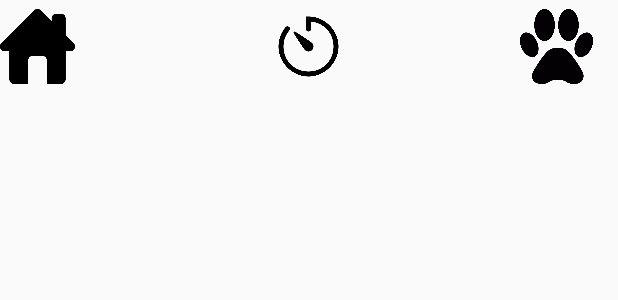
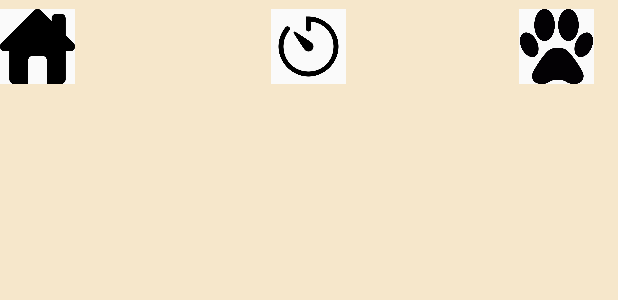
Before and after one commit to cguo9/techacks, an Android app: the layout activity_collections.xml on its own in the app's theme, with its tools: preview values and no code run, on a phone screen of 412 x 824 dp. Shown: the top 300 px of the screen. Run offline under Robolectric (Android 15) with nearby library versions, the phone set to English and light mode, and no system bars; Roboto replaces fonts that are not available here.

Commit message:
changed bg of collections and name of app

```diff
--- a/app/src/main/AndroidManifest.xml
+++ b/app/src/main/AndroidManifest.xml
@@ -7,7 +7,7 @@
     <application
         android:allowBackup="true"
         android:icon="@mipmap/ic_launcher"
-        android:label="Study"
+        android:label="eduCATe"
         android:roundIcon="@mipmap/ic_launcher_round"
         android:supportsRtl="true"
         android:theme="@style/AppTheme">
--- a/app/src/main/res/layout/activity_collections.xml
+++ b/app/src/main/res/layout/activity_collections.xml
@@ -4,7 +4,8 @@
     xmlns:tools="http://schemas.android.com/tools"
     android:layout_width="match_parent"
     android:layout_height="match_parent"
-    tools:context=".Collections">
+    tools:context=".Collections"
+    android:background="@color/lavender">
 
 
     <androidx.recyclerview.widget.RecyclerView
```
